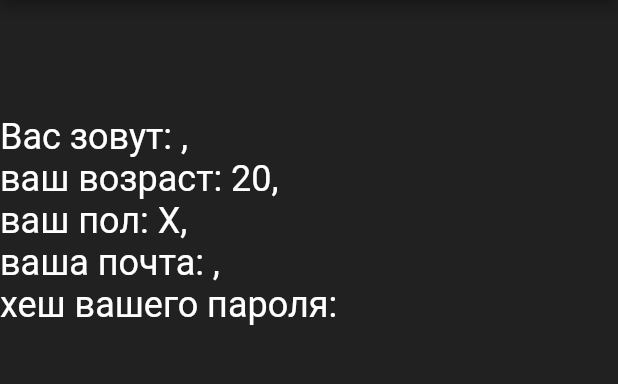
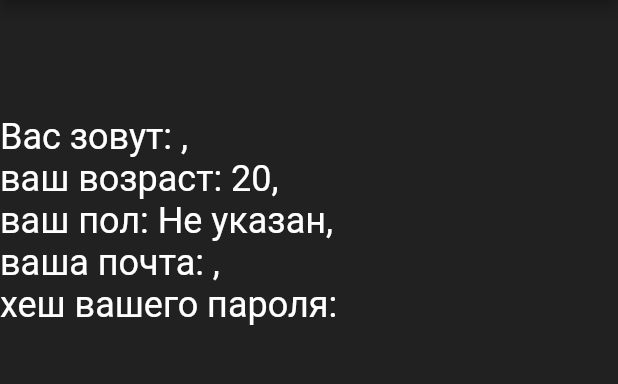
Before and after one commit to Falcon5253/Daily-Universe, a Flutter app: the Crossroads screen opened by its route, on a phone screen of 412 x 824 dp, the part 84-468 px from its top. Run offline on Flutter 3.47's test engine with Material 2 defaults, Android fonts, the phone set to English and light mode, and no system bars; our stand-ins replace sqflite; missing offline and left inert: dart:ffi; accounts and stored records are empty.

Commit message:
--allow-empty

```diff
--- a/Mobile/daily_universe/lib/defines.dart
+++ b/Mobile/daily_universe/lib/defines.dart
@@ -8,7 +8,7 @@ late dynamic dailyUser; // указатель на объект пользова
 // имена переменных класса пользователя, используются для работы с базой sql, т.к. объекты по имени во flutter не вызвать. Необходимо дублировать в файле user.dart
 const List userParams = ['userId','name', 'age', 'city','gender','mail','passHash','autoLogin'];
 const List sqlDataTypes = ['INTEGER', 'TEXT', 'REAL']; // типы данных для sql, количество фиксированное, повторы не нужны
-const List typesGender = ['X', 'Мужской', 'Женский'];
+const List typesGender = ['Не указан', 'Мужской', 'Женский'];
 const String dbName = 'my_db.db';
 bool firstClassInit = true;
 late int deviceRealWidth; //Ширина в пикселях текущего уст-ва
--- a/Mobile/daily_universe/lib/register.dart
+++ b/Mobile/daily_universe/lib/register.dart
@@ -18,7 +18,7 @@ class _RegistrationState extends State<Registration> {
   @override
   final _sizeTextWhite = const TextStyle(fontSize: 20.0, color: d.defaultTextColor);
   final formKey = GlobalKey<FormState>();
-  String gender = 'М';
+  String gender = 'Пол';
   Widget build(BuildContext context) {
     void hideKeyboard() {
       FocusScope.of(context).unfocus();
@@ -31,7 +31,7 @@ class _RegistrationState extends State<Registration> {
       final form = formKey.currentState;
       if(form!=null) {
         if (form.validate()) {
-          d.dailyUser.gender = gender == 'М'? 1:2;
+          d.dailyUser.gender = gender == 'М'? 1:gender == 'Ж'?2:0;
           d.dailyUser.updateDataBaseValue('gender', d.dailyUser.gender);
           d.dailyUser.autoLogin=0;
           d.dailyUser.updateDataBaseValue('autoLogin', d.dailyUser.autoLogin);
@@ -149,7 +149,7 @@ class _RegistrationState extends State<Registration> {
                          padding: EdgeInsets.only(top: 40.0),
                          child:  DropdownButton<String>(
                            style: const TextStyle(color: d.defaultTextColor),
-                           items: <String>['М', 'Ж'].map((String value) {
+                           items: <String>['Пол','М', 'Ж'].map((String value) {
                              return DropdownMenuItem<String>(
                                value: value,
                                child: Text(value),
```
